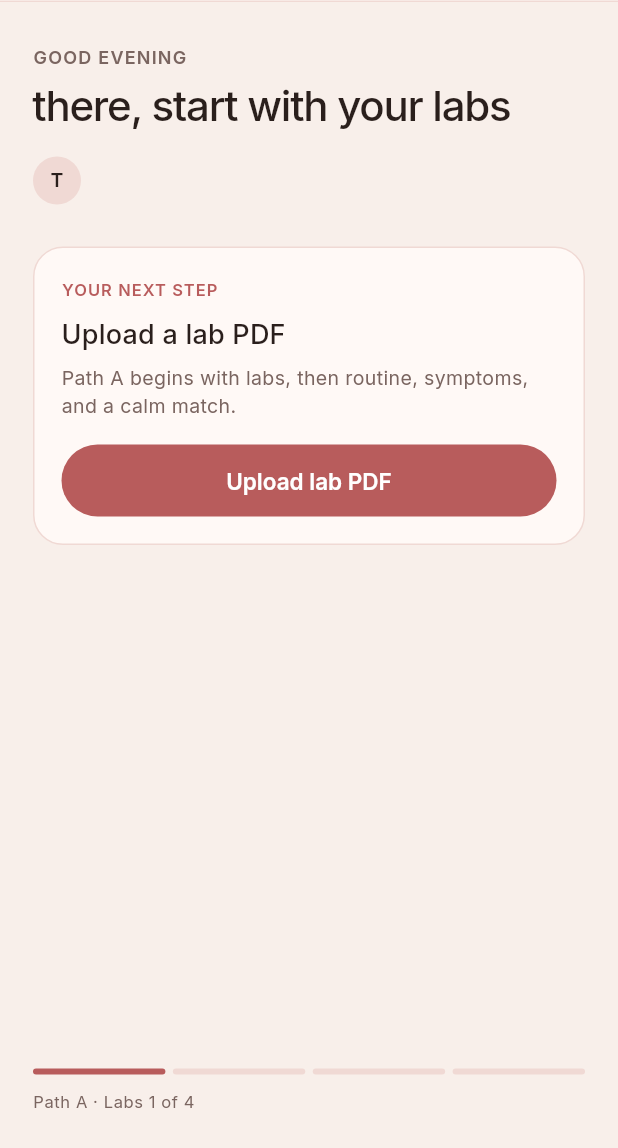
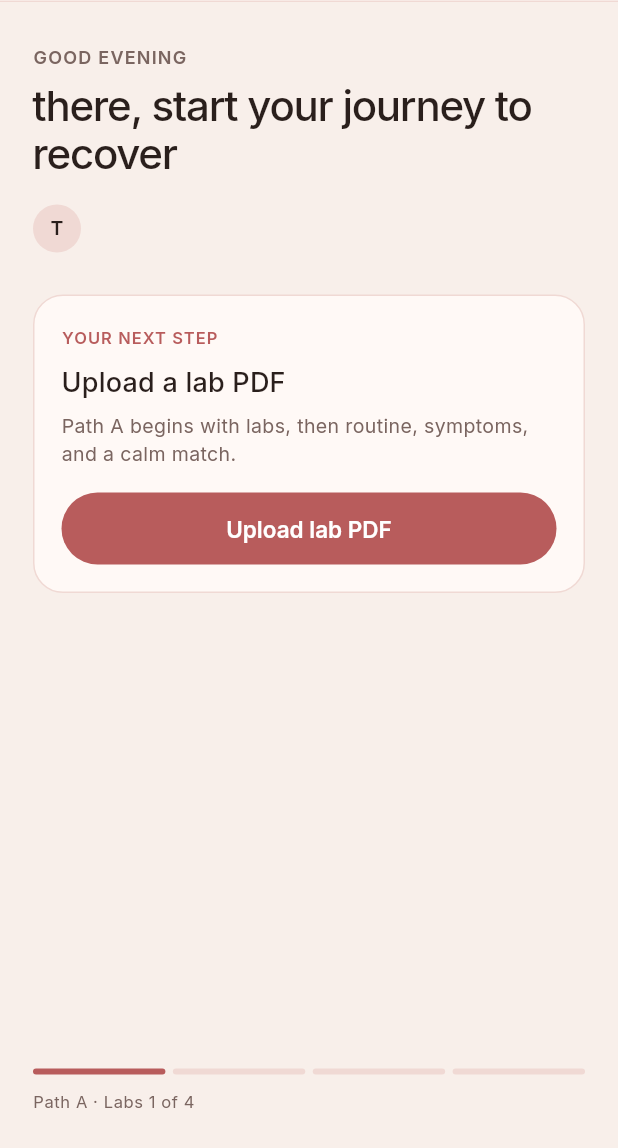
Before and after one commit to peterkwkwan/femm, a Flutter app: the screen it shows once a user with an empty profile is signed in, on a phone screen of 412 x 824 dp, the part 88-1236 px from its top. Run offline on Flutter 3.47's test engine with Material 3 defaults, Android fonts, the phone set to English and light mode, and no system bars; our stand-ins replace file_picker, google_sign_in, supabase_flutter; accounts and stored records are empty.

Commit message:
ui(mobile): home hero journey-to-recover copy
Replace signed-in next-step hero "{first}, start with your labs" with
"{first}, start your journey to recover" (first name from profile).

Co-authored-by: peterkwkwan <peterkwkwan@gmail.com>

```diff
--- a/apps/mobile/lib/screens/signed_in_home.dart
+++ b/apps/mobile/lib/screens/signed_in_home.dart
@@ -100,7 +100,7 @@ class SignedInHome extends StatelessWidget {
                     ),
                     const SizedBox(height: 8),
                     Text(
-                      '$first, start with your labs',
+                      '$first, start your journey to recover',
                       style: theme.textTheme.headlineSmall?.copyWith(
                         fontFamily: PetalSoft.fontFamily,
                         color: PetalSoft.ink,
```
Also changed, not shown: 1 other file.
